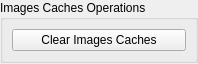
The window that src/sibl_gui/components/addons/imagesCachesOperations/ui/Images_Caches_Operations.ui (KelSolaar/sIBL_GUI) describes before a commit, drawn with Qt 5.
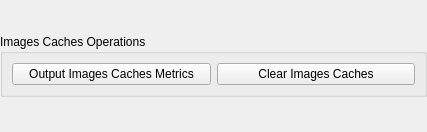
The same window after the commit.

Commit message: Implement images caches metrics in "imagesCachesOperations" component.

What changed in the file:
```diff
--- a/src/sibl_gui/components/addons/imagesCachesOperations/ui/Images_Caches_Operations.ui
+++ b/src/sibl_gui/components/addons/imagesCachesOperations/ui/Images_Caches_Operations.ui
@@ -6,8 +6,8 @@
    <rect>
     <x>0</x>
     <y>0</y>
-    <width>198</width>
-    <height>64</height>
+    <width>427</width>
+    <height>132</height>
    </rect>
   </property>
   <property name="windowTitle">
@@ -32,7 +32,7 @@
       <property name="sizeConstraint">
        <enum>QLayout::SetMaximumSize</enum>
       </property>
-      <item row="0" column="0">
+      <item row="0" column="1">
        <widget class="QPushButton" name="Clear_Images_Caches_pushButton">
         <property name="statusTip">
          <string>Clear Images Caches Push Button: Clears images caches content.</string>
@@ -42,6 +42,16 @@
         </property>
        </widget>
       </item>
+      <item row="0" column="0">
+       <widget class="QPushButton" name="Output_Images_Caches_Metrics_pushButton">
+        <property name="statusTip">
+         <string>Output Images Caches Metrics Push Button: Outputs images caches metrics.</string>
+        </property>
+        <property name="text">
+         <string>Output Images Caches Metrics</string>
+        </property>
+       </widget>
+      </item>
      </layout>
     </widget>
    </item>
```
The commit also changes 8 other files.
